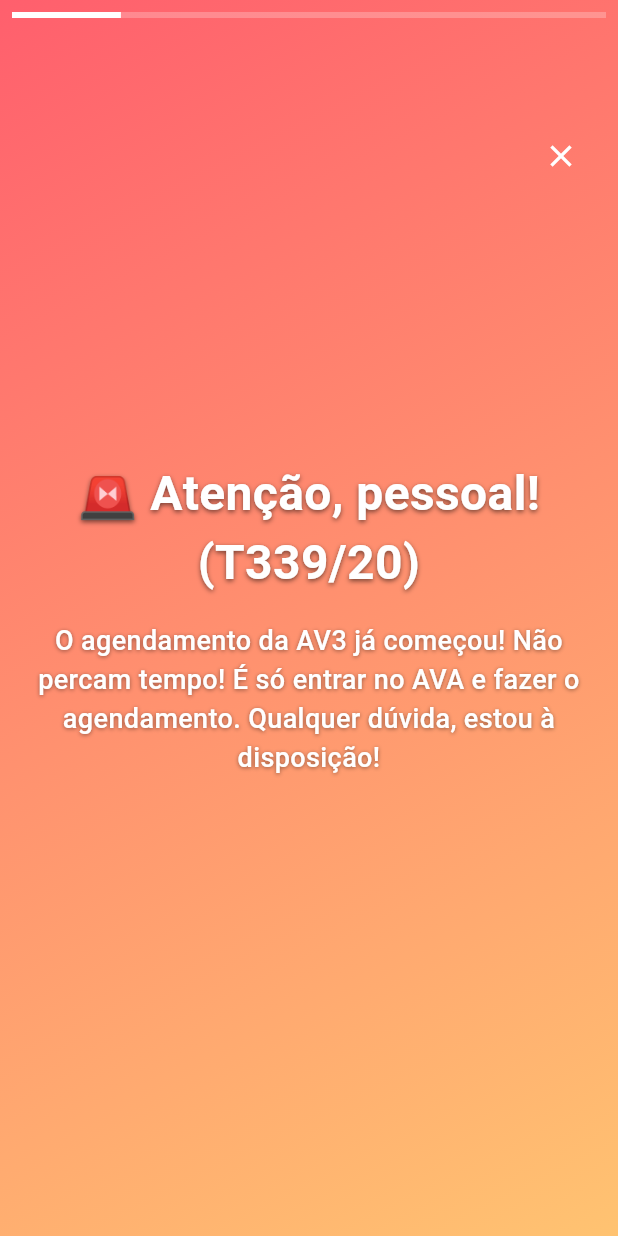
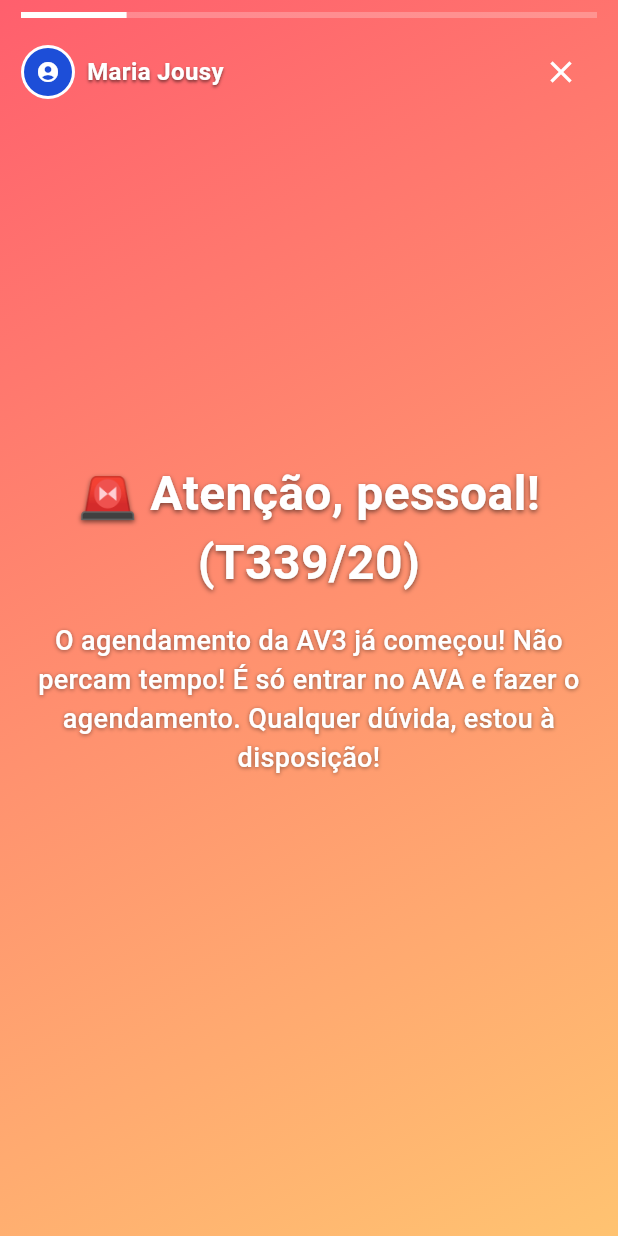
Before and after one commit to carlosxfelipe/unifor-mobile, a Flutter app: the screen it shows after launch, after a tap on "Maria Jousy", on a phone screen of 412 x 824 dp. Run offline on Flutter 3.47's test engine with Material 3 defaults, Android fonts, the phone set to English and light mode, and no system bars; our stand-ins replace confetti, flutter_svg, go_router; missing offline and left inert: universal_html; network calls fail.

Commit message:
Add user avatar and name display in StoryMockScreen

```diff
--- a/lib/screens/story_mock_screen.dart
+++ b/lib/screens/story_mock_screen.dart
@@ -6,12 +6,16 @@ class StoryMockScreen extends StatefulWidget {
   final String description;
   final List<String> colors;
   final Duration duration;
+  final String userName;
+  final String? userImage;
 
   const StoryMockScreen({
     required this.title,
     required this.description,
     required this.colors,
     required this.duration,
+    required this.userName,
+    required this.userImage,
     super.key,
   });
 
@@ -111,8 +115,14 @@ class _StoryMockScreenState extends State<StoryMockScreen>
             right: 0,
             child: SafeArea(
               child: Padding(
-                padding: const EdgeInsets.all(8.0),
-                child: AnimatedBuilder(
+                padding: const EdgeInsets.symmetric(
+                  horizontal: 14.0,
+                  vertical: 8.0,
+                ),
+                child: Column(
+                  children: [
+                    // Progress bar
+                    AnimatedBuilder(
                       animation: _controller,
                       builder: (context, child) {
                         return LinearProgressIndicator(
@@ -124,15 +134,59 @@ class _StoryMockScreenState extends State<StoryMockScreen>
                         );
                       },
                     ),
+                    const SizedBox(height: 12),
+                    // Top row with avatar, name and close button
+                    Row(
+                      mainAxisAlignment: MainAxisAlignment.spaceBetween,
+                      children: [
+                        Row(
+                          children: [
+                            CircleAvatar(
+                              radius: 18,
+                              backgroundColor: Colors.white,
+                              child: CircleAvatar(
+                                radius: 16,
+                                backgroundImage:
+                                    widget.userImage != null
+                                        ? NetworkImage(widget.userImage!)
+                                        : null,
+                                child:
+                                    widget.userImage == null
+                                        ? const Icon(
+                                          Icons.account_circle,
+                                          size: 16,
+                                          color: Colors.white,
+                                        )
+                                        : null,
                               ),
                             ),
+                            const SizedBox(width: 8),
+                            Text(
+                              widget.userName,
+                              style: const TextStyle(
+                                color: Colors.white,
+                                fontWeight: FontWeight.bold,
+                                fontSize: 16,
+                                shadows: [
+                                  Shadow(
+                                    offset: Offset(0, 1),
+                                    blurRadius: 2,
+                                    color: Colors.black54,
                                   ),
-          Positioned(
-            top: 80,
-            right: 14,
-            child: IconButton(
+                                ],
+                              ),
+                            ),
+                          ],
+                        ),
+                        IconButton(
                           icon: const Icon(Icons.close, color: Colors.white),
                           onPressed: () => Navigator.pop(context),
+                        ),
+                      ],
+                    ),
+                  ],
+                ),
+              ),
             ),
           ),
         ],
--- a/lib/widgets/story_circle_list.dart
+++ b/lib/widgets/story_circle_list.dart
@@ -73,6 +73,8 @@ class StoryCircleList extends StatelessWidget {
                                           duration: Duration(
                                             seconds: story['duration'] ?? 5,
                                           ),
+                                          userName: person['name'],
+                                          userImage: person['image'],
                                         ),
                                   ),
                                 );
```
Lines whose indentation alone changed are shown as unchanged.
